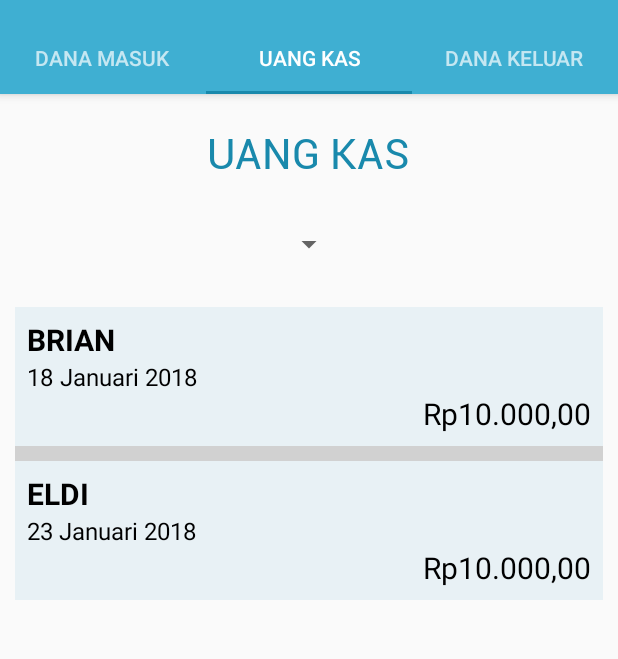
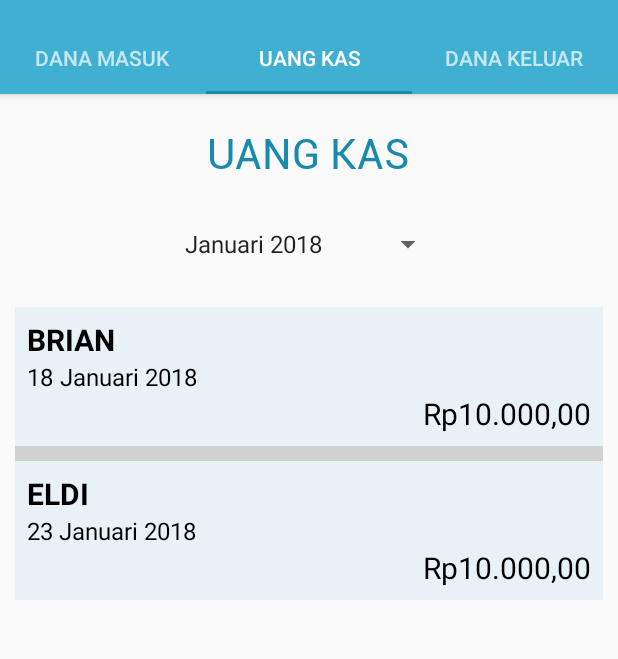
Before and after one commit to Bintang007/KeuanganHimasif, an Android app: the GuestActivity screen opened directly, with no data from a screen before it, tab 2 chosen, on a phone screen of 412 x 824 dp, the part 74-733 px from its top. Run offline under Robolectric (Android 15) with nearby library versions, the phone set to English and light mode, and no system bars.

```diff
--- a/app/build.gradle
+++ b/app/build.gradle
@@ -32,4 +32,5 @@ dependencies {
     androidTestImplementation 'com.android.support.test.espresso:espresso-core:3.0.1'
     compile 'com.github.varunest:sparkbutton:1.0.5'
     compile 'com.rengwuxian.materialedittext:library:2.1.4'
+    compile 'br.com.simplepass:loading-button-android:1.7.2'
 }
--- a/app/src/main/res/layout/activity_tambah_dana_keluar.xml
+++ b/app/src/main/res/layout/activity_tambah_dana_keluar.xml
@@ -49,6 +49,7 @@
         android:textColor="#000"
         android:text="Tanggal"/>
     <Button
+        android:background="@drawable/ic_arrow_drop_down_black_24dp"
         android:id="@+id/pickdate"
         android:layout_marginTop="280dp"
         android:layout_width="60dp"
--- a/app/src/main/res/values/colors.xml
+++ b/app/src/main/res/values/colors.xml
@@ -3,4 +3,5 @@
     <color name="colorPrimary">#3FAFD2</color>
     <color name="colorPrimaryDark">#4A4A4A</color>
     <color name="colorAccent">#1989AC</color>
+    <color name="colorWhite">#FFFFFF</color>
 </resources>
--- /dev/null
+++ b/app/src/main/res/values/spinner.xml
@@ -0,0 +1,17 @@
+<?xml version="1.0" encoding="utf-8"?>
+<resources>
+    <string-array name="Tanggal">
+        <item>Januari 2018</item>
+        <item>Februari 2018</item>
+        <item>Maret 2018</item>
+        <item>April 2018</item>
+        <item>Mei 2018</item>
+        <item>Juni 2018</item>
+        <item>Juli 2018</item>
+        <item>Agustus 2018</item>
+        <item>September 2018</item>
+        <item>Oktober 2018</item>
+        <item>November 2018</item>
+        <item>Desember 2018</item>
+    </string-array>
+</resources>
```
Also changed, not shown: app/src/main/java/com/example/brianr/keuanganhimasif/Index.java (+8 -4 lines), app/src/main/java/com/example/brianr/keuanganhimasif/Login.java (+28 -5 lines), app/src/main/res/drawable/ic_arrow_drop_down_black_24dp.xml (added, +9 -0 lines), app/src/main/res/layout/activity_login.xml (+5 -2 lines).
